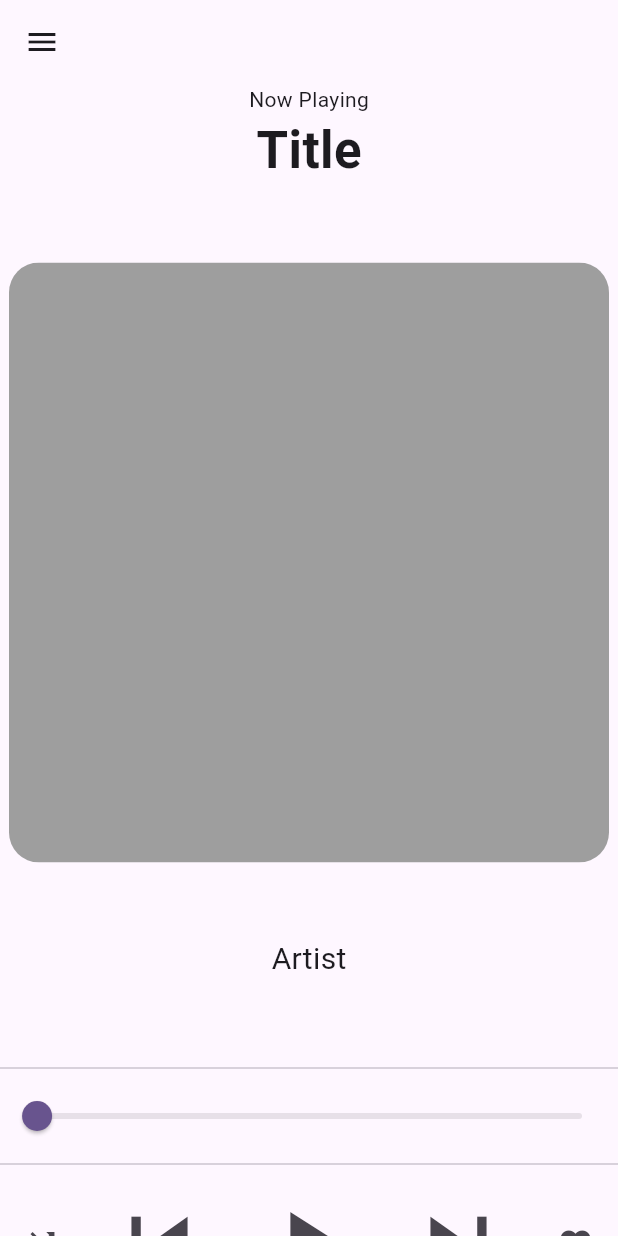
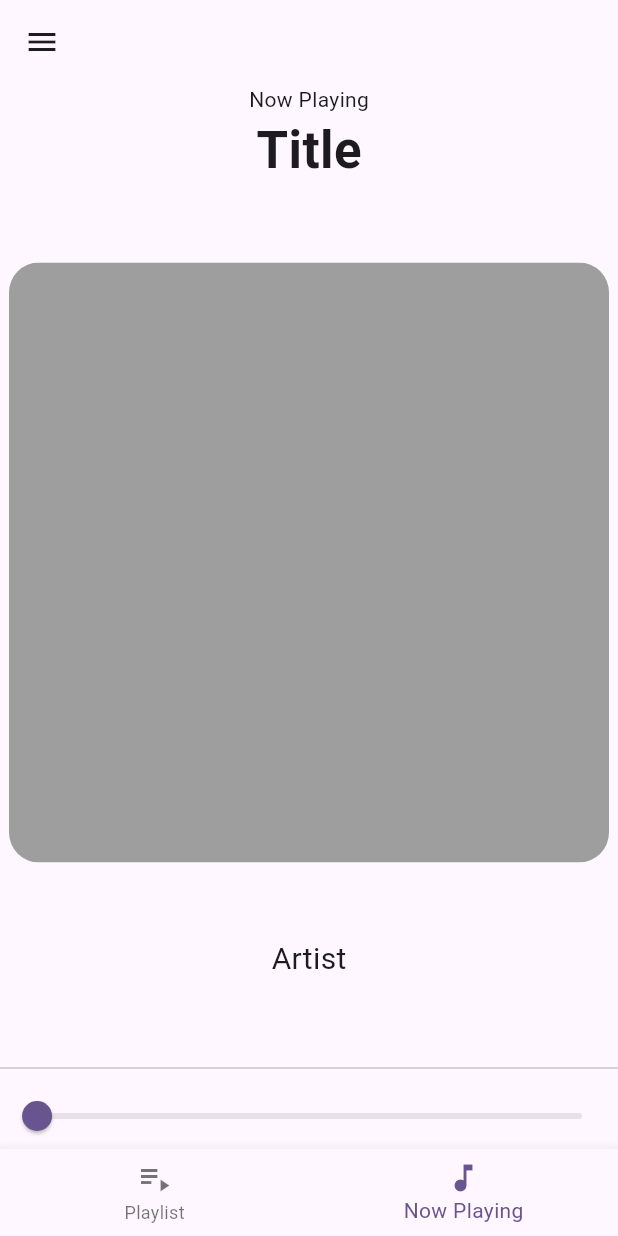
Before and after one commit to realino98/flutter_mp3_player, a Flutter app: the screen it shows after launch, on a phone screen of 412 x 824 dp. Run offline on Flutter 3.47's test engine with Material 2 defaults, Android fonts, the phone set to English and light mode, and no system bars.

Commit message:
BR : Add Playlist Page

```diff
--- a/lib/homepage.dart
+++ b/lib/homepage.dart
@@ -1,4 +1,6 @@
 import 'package:flutter/material.dart';
+import 'package:mp3_player/now_playing.dart';
+import 'package:mp3_player/playlist.dart';
 
 class HomePage extends StatefulWidget {
   const HomePage({super.key});
@@ -8,100 +10,36 @@ class HomePage extends StatefulWidget {
 }
 
 class _HomePageState extends State<HomePage> {
-  var _playerProgress = 0.2;
+  List<Widget> _element = [
+    Playlist(),
+    NowPLaying(),
+  ];
+
+  int _pageIndex = 1;
   @override
   Widget build(BuildContext context) {
     return Scaffold(
       drawer: Drawer(),
       appBar: AppBar(),
-      body: LayoutBuilder(
-        builder: (context, constraints) {
-          return Column(
-            children: [
-              Center(
-                child: Column(
-                  children: [
-                    Text("Now Playing"),
-                    Text(
-                      "Title",
-                      style: TextStyle(
-                        fontWeight: FontWeight.bold,
-                        fontSize: 34,
-                      ),
-                    ),
-                  ],
-                ),
-              ),
-              SizedBox(
-                height: 50,
-              ),
-              //Cover Art
-              ClipRRect(
-                borderRadius: BorderRadius.circular(20),
-                child: Container(
-                  height: 400,
-                  width: 400,
-                  color: Colors.grey,
-                ),
-              ),
-              SizedBox(
-                height: 50,
-              ),
-              Text(
-                "Artist",
-                style: TextStyle(
-                  fontSize: 20,
-                ),
-              ),
-              SizedBox(
-                height: 50,
-              ),
-              Divider(),
-              //Progress Bar
-              Slider(
-                min: 0,
-                max: 100,
-                value: _playerProgress,
-                onChanged: (value) {
-                  setState(() {
-                    _playerProgress = value;
-                  });
-                },
-              ),
-              Divider(),
-              //Action Buttons
-              Row(
-                mainAxisAlignment: MainAxisAlignment.spaceAround,
-                children: [
-                  IconButton(
-                    icon: Icon(Icons.shuffle),
-                    onPressed: () {},
-                  ),
-                  IconButton(
-                    icon: Icon(Icons.skip_previous),
-                    onPressed: () {},
-                    iconSize: 75,
-                  ),
-                  IconButton(
-                    icon: Icon(Icons.play_arrow),
-                    onPressed: () {},
-                    iconSize: 75,
-                  ),
-                  IconButton(
-                    icon: Icon(Icons.skip_next),
-                    onPressed: () {},
-                    iconSize: 75,
-                  ),
-                  IconButton(
-                    icon: Icon(Icons.favorite),
-                    onPressed: () {},
-                  ),
-                ],
-              )
-            ],
-          );
+      bottomNavigationBar: BottomNavigationBar(
+        items: [
+          BottomNavigationBarItem(
+            icon: Icon(Icons.playlist_play),
+            label: "Playlist",
+          ),
+          BottomNavigationBarItem(
+            icon: Icon(Icons.music_note),
+            label: "Now Playing",
+          ),
+        ],
+        currentIndex: _pageIndex,
+        onTap: (value) {
+          setState(() {
+            _pageIndex = value;
+          });
         },
       ),
+      body: _element.elementAt(_pageIndex),
     );
   }
 }
--- a/lib/main.dart
+++ b/lib/main.dart
@@ -18,6 +18,7 @@ class MyApp extends StatelessWidget {
         colorScheme: ColorScheme.fromSeed(seedColor: Colors.deepPurple),
         useMaterial3: true,
       ),
+      debugShowCheckedModeBanner: false,
       home: HomePage(),
     );
   }
--- /dev/null
+++ b/lib/now_playing.dart
@@ -0,0 +1,103 @@
+import 'package:flutter/material.dart';
+
+class NowPLaying extends StatefulWidget {
+  const NowPLaying({super.key});
+
+  @override
+  State<NowPLaying> createState() => _NowPLayingState();
+}
+
+class _NowPLayingState extends State<NowPLaying> {
+  var _playerProgress = 0.2;
+  @override
+  Widget build(BuildContext context) {
+    return LayoutBuilder(
+      builder: (context, constraints) {
+        return Column(
+          children: [
+            Center(
+              child: Column(
+                children: [
+                  Text("Now Playing"),
+                  Text(
+                    "Title",
+                    style: TextStyle(
+                      fontWeight: FontWeight.bold,
+                      fontSize: 34,
+                    ),
+                  ),
+                ],
+              ),
+            ),
+            SizedBox(
+              height: 50,
+            ),
+            //Cover Art
+            ClipRRect(
+              borderRadius: BorderRadius.circular(20),
+              child: Container(
+                height: 400,
+                width: 400,
+                color: Colors.grey,
+              ),
+            ),
+            SizedBox(
+              height: 50,
+            ),
+            Text(
+              "Artist",
+              style: TextStyle(
+                fontSize: 20,
+              ),
+            ),
+            SizedBox(
+              height: 50,
+            ),
+            Divider(),
+            //Progress Bar
+            Slider(
+              min: 0,
+              max: 100,
+              value: _playerProgress,
+              onChanged: (value) {
+                setState(() {
+                  _playerProgress = value;
+                });
+              },
+            ),
+            Divider(),
+            //Action Buttons
+            Row(
+              mainAxisAlignment: MainAxisAlignment.spaceAround,
+              children: [
+                IconButton(
+                  icon: Icon(Icons.shuffle),
+                  onPressed: () {},
+                ),
+                IconButton(
+                  icon: Icon(Icons.skip_previous),
+                  onPressed: () {},
+                  iconSize: 75,
+                ),
+                IconButton(
+                  icon: Icon(Icons.play_arrow),
+                  onPressed: () {},
+                  iconSize: 75,
+                ),
+                IconButton(
+                  icon: Icon(Icons.skip_next),
+                  onPressed: () {},
+                  iconSize: 75,
+                ),
+                IconButton(
+                  icon: Icon(Icons.favorite),
+                  onPressed: () {},
+                ),
+              ],
+            )
+          ],
+        );
+      },
+    );
+  }
+}
--- a/pubspec.yaml
+++ b/pubspec.yaml
@@ -35,6 +35,7 @@ dependencies:
   # The following adds the Cupertino Icons font to your application.
   # Use with the CupertinoIcons class for iOS style icons.
   cupertino_icons: ^1.0.2
+  audioplayers: ^5.1.0
 
 dev_dependencies:
   flutter_test:
```
Also changed, not shown: lib/playlist.dart (added, +19 -0 lines), pubspec.lock, 5 other files.
